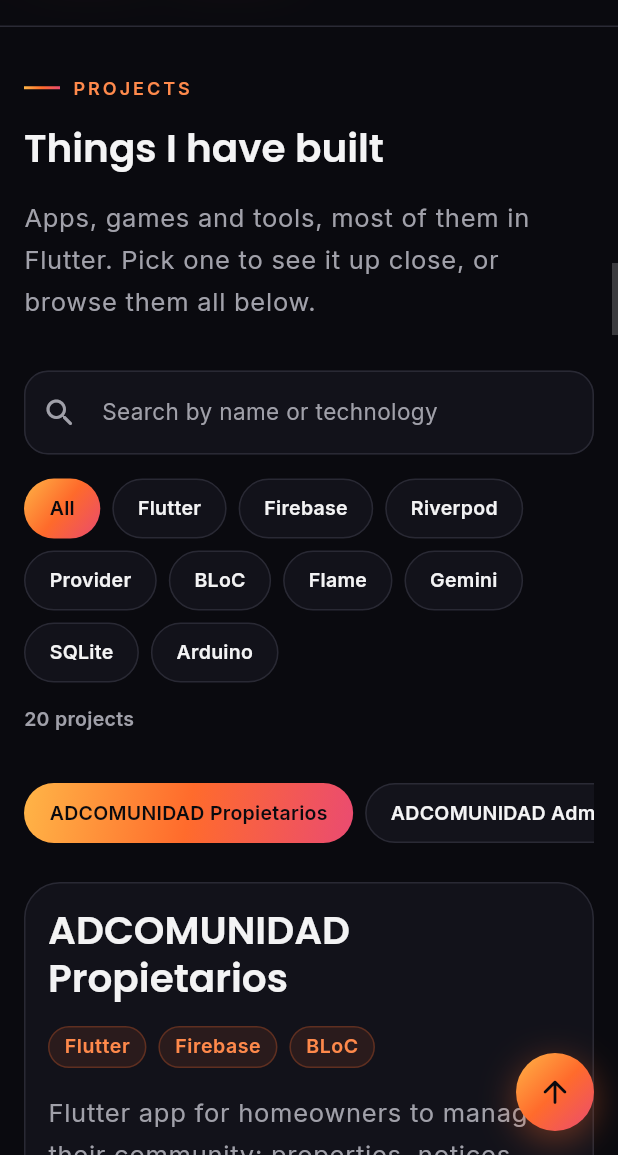
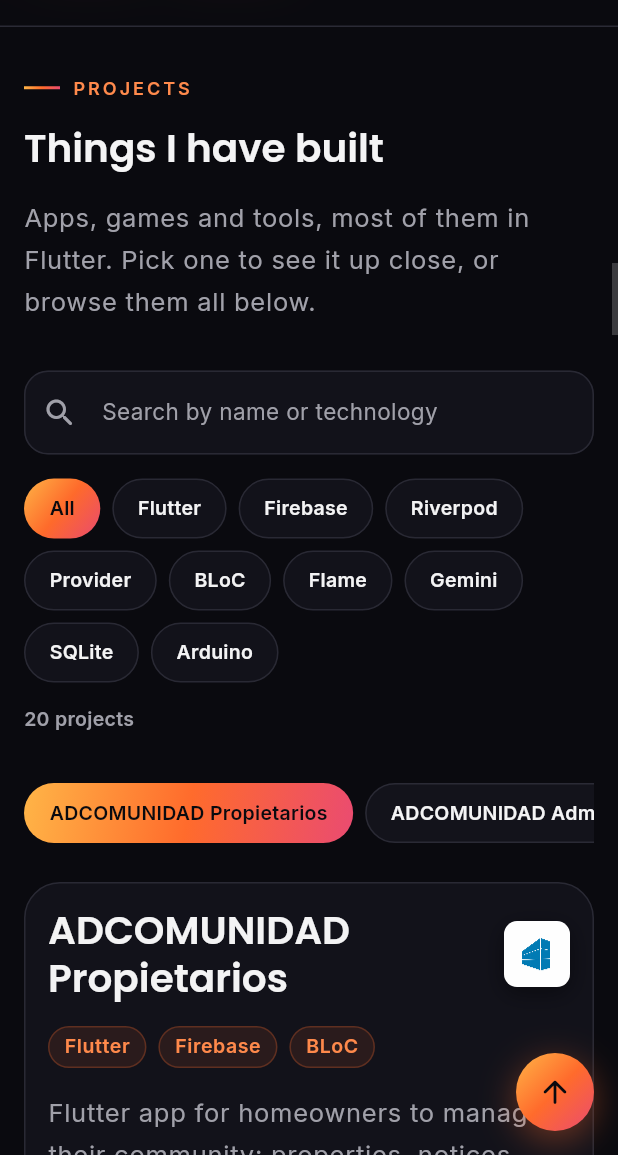
Before and after one commit to Sermio/Portfolio, a Flutter app: the screen it shows after launch, after a tap on "View projects", on a phone screen of 412 x 824 dp, the part 81-1236 px from its top. Run offline on Flutter 3.47's test engine with Material 3 defaults, Android fonts, the phone set to English and light mode, and no system bars; our stand-ins replace animate_do, font_awesome_flutter, google_fonts.

Commit message:
feat: app icons on project cards and showcase, linked to Google Play when published

```diff
--- a/lib/components/project_card.dart
+++ b/lib/components/project_card.dart
@@ -6,6 +6,7 @@ import 'package:portfolio/theme/app_colors.dart';
 import 'package:portfolio/theme/app_layout.dart';
 import 'package:portfolio/utils/project_search.dart';
 import 'package:portfolio/widgets/glass_card.dart';
+import 'package:portfolio/widgets/project_icon.dart';
 import 'package:portfolio/widgets/tech_chip.dart';
 
 /// Compact project tile: browsable screenshots, name, technologies and a short
@@ -69,10 +70,19 @@ class ProjectCard extends StatelessWidget {
                     ),
                     // Arrows bring the next photo to the middle; tapping the
                     // middle photo selects the project like the rest of the card.
-                    child: CoverFlowCarousel(
-                      images: project.images,
-                      projectName: project.name,
-                      onCenterTap: onTap,
+                    child: Stack(
+                      children: [
+                        CoverFlowCarousel(
+                          images: project.images,
+                          projectName: project.name,
+                          onCenterTap: onTap,
+                        ),
+                        Positioned(
+                          right: AppSpacing.md,
+                          bottom: AppSpacing.md,
+                          child: ProjectIcon(project: project),
+                        ),
+                      ],
                     ),
                   ),
                 ),
--- a/lib/components/project_showcase.dart
+++ b/lib/components/project_showcase.dart
@@ -9,6 +9,7 @@ import 'package:portfolio/theme/app_colors.dart';
 import 'package:portfolio/theme/app_layout.dart';
 import 'package:portfolio/utils/links.dart';
 import 'package:portfolio/utils/project_search.dart';
+import 'package:portfolio/widgets/project_icon.dart';
 import 'package:portfolio/widgets/tech_chip.dart';
 
 /// Large stage for one project: title, technologies, description, actions and
@@ -53,10 +54,20 @@ class ProjectShowcase extends StatelessWidget {
             child: Column(
               crossAxisAlignment: CrossAxisAlignment.start,
               children: [
-                Text(project.name,
-                    style: size.isMobile
-                        ? textTheme.headlineSmall
-                        : textTheme.headlineMedium),
+                Row(
+                  children: [
+                    Flexible(
+                      child: Text(project.name,
+                          style: size.isMobile
+                              ? textTheme.headlineSmall
+                              : textTheme.headlineMedium),
+                    ),
+                    if (project.icon != null) ...[
+                      const SizedBox(width: AppSpacing.md),
+                      ProjectIcon(project: project, size: 44),
+                    ],
+                  ],
+                ),
                 const SizedBox(height: AppSpacing.md),
                 Wrap(
                   spacing: AppSpacing.sm,
--- a/lib/data/data.dart
+++ b/lib/data/data.dart
@@ -136,19 +136,26 @@ final projectList = <Project>[
       description:
           "Flutter app for homeowners to manage their community: properties, notices, receipts and accounting with charts, meetings, contracts, documents with a PDF viewer, consumption and contact with the administrator. Push notifications by topic with Firebase Cloud Messaging, biometric login, adjustable text size and 7 languages. Clean Architecture with BLoC and GetIt, tested with mockito and bloc_test. Built on my own for the ADSOLUCIONES platform.",
       link: "https://github.com/Sermio/AppPropietarios_private",
-      images: _screenshots("ADCOMUNIDADPropietarios", 8)),
+      images: _screenshots("ADCOMUNIDADPropietarios", 8),
+      icon: "assets/icons/adcomunidad_propietarios.png",
+      playStoreUrl:
+          "https://play.google.com/store/apps/details?id=com.adcomunidad.app_propietarios"),
   Project(
       name: "ADCOMUNIDAD Administradores",
       description:
           "Flutter app for property administrators to manage several communities from one place: properties, owners, suppliers, contracts and notices with attachments. Messaging through WhatsApp, phone call or email, incoming call detection that identifies the owner or supplier, and push notifications with Firebase Cloud Messaging. Same Clean Architecture, BLoC and design system as the owners' app, in 7 languages.",
       link: "https://github.com/Sermio/AppAdministradores_private",
-      images: _screenshots("ADCOMUNIDADAdministradores", 7)),
+      images: _screenshots("ADCOMUNIDADAdministradores", 7),
+      icon: "assets/icons/adcomunidad_administradores.jpg",
+      playStoreUrl:
+          "https://play.google.com/store/apps/details?id=com.adcomunidad.app_administradores"),
   Project(
       name: "VaCar",
       description:
           "Multi-tenant SaaS built with Flutter and Firebase for livestock veterinary clinics. Office staff create field work orders, vets mark when they are on the way, complete visits with notes and treatments, collect on-screen signatures and generate PDF invoices and delivery notes. Includes a team chat with voice notes, push notifications with Cloud Functions, roles via Firebase Auth custom claims (super-admin, admin, vet, office), staff licences per plan and clinic statistics. Architecture: Riverpod with MVVM and repositories.",
       link: "https://github.com/Sermio/VaCar",
-      images: _screenshots("VetApp", 9)),
+      images: _screenshots("VetApp", 9),
+      icon: "assets/icons/vetapp.webp"),
   Project(
       name: "impoWallet",
       description:
@@ -160,7 +167,10 @@ final projectList = <Project>[
       description:
           "The Monster Hunter Assistant is a mobile application developed in Flutter that allows users to explore and discover information about monsters and decorations from the popular game Monster Hunter Wilds. The app features an intuitive interface that enables users to easily access details about the monsters, their abilities, and the game maps.",
       link: "https://github.com/Sermio/MHWilds_App",
-      images: _screenshots("MHWilds", 13)),
+      images: _screenshots("MHWilds", 13),
+      icon: "assets/icons/mhwilds.png",
+      playStoreUrl:
+          "https://play.google.com/store/apps/details?id=com.app.mhwilds_assistant"),
   // Project(
   //     name: "Fill Good / Hidromatic",
   //     description:
@@ -172,7 +182,8 @@ final projectList = <Project>[
       description:
           "Android app built with Flutter that photographs veterinary lab tickets (VetScan VS2), reads them on-device with OCR and appends each ticket as a row to an Excel workbook in OneDrive through Microsoft Graph. Microsoft sign-in with AppAuth and PKCE, OneDrive browser, batch and continuous scanning, guided correction of doubtful readings, pending drafts in secure storage and duplicate-safe retries. Covered by unit and widget tests.",
       link: "https://github.com/Sermio/Lab_scan",
-      images: _screenshots("LabScan", 4)),
+      images: _screenshots("LabScan", 4),
+      icon: "assets/icons/labscan.png"),
   // Project(
   //     name: "Bacttle",
   //     description:
@@ -184,13 +195,15 @@ final projectList = <Project>[
       description:
           "Match-3 bubble popping game built with Flutter, Flame and Riverpod. Endless campaign with procedurally themed chapters and bosses, special bubbles (line, colour and cross bombs, wildcards), ice, locks, stones and chests, daily challenge with streaks, an Expedition mode with charms, a shop with tools, selectable skins, tutorial and local saves.",
       link: "https://github.com/Sermio/bubble_game",
-      images: _screenshots("BubbleBlast", 5)),
+      images: _screenshots("BubbleBlast", 5),
+      icon: "assets/icons/bubbleblast.webp"),
   Project(
       name: "Cata",
       description:
           "Flutter and Firebase app to organise blind wine tastings. The organiser creates a tasting with the wines (alias, description, price and photo in Firebase Storage); participants rank them blind with comments, and once the tasting is closed everyone sees the aggregated ranking and can reveal the real labels. Provider for state, Cloud Firestore in real time and web deployment on Firebase Hosting.",
       link: "https://github.com/Sermio/wine_app",
-      images: _screenshots("WineApp", 6)),
+      images: _screenshots("WineApp", 6),
+      icon: "assets/icons/wine.webp"),
   Project(
       name: "Smart Climate Station",
       description:
@@ -202,7 +215,8 @@ final projectList = <Project>[
       description:
           "Minimalist recurring-task tracker built with Flutter. Daily, weekly and monthly tasks on a pending/completed board that renew automatically, completion statistics with motivational messages, searchable history, scheduled local notifications and seven languages. Data is stored locally on the device.",
       link: "https://github.com/Sermio/task_app",
-      images: _screenshots("LazyTasking", 6)),
+      images: _screenshots("LazyTasking", 6),
+      icon: "assets/icons/lazytasking.webp"),
   Project(
       name: "LiftTrack",
       description:
@@ -256,7 +270,10 @@ final projectList = <Project>[
       description:
           "The WorldShift Tribute Application, built with Flutter, is a tribute to the game WorldShift (2008), designed as a comprehensive interactive catalog of in-game items. It offers users an intuitive way to browse, search, and filter through a vast collection of equipment. With a strong emphasis on accuracy and usability, it allows for detailed item exploration, making it an invaluable tool for both casual players and dedicated strategists.",
       link: "https://github.com/Sermio/WD_filter",
-      images: _screenshots("Worldshift", 8)),
+      images: _screenshots("Worldshift", 8),
+      icon: "assets/icons/worldshift.png",
+      playStoreUrl:
+          "https://play.google.com/store/apps/details?id=com.smt_dev.worldshift_filter"),
   Project(
       name: "Diseños",
       description:
@@ -274,7 +291,10 @@ final projectList = <Project>[
       description:
           "The Subasta Forestal application, built with Flutter, is an intuitive technology platform designed for those interested in buying or selling wood. The visual design of the app was provided by the client to be followed accordingly.\n This application is aimed at both PROPERTY OWNERS (individuals and forestry communities) and BUYERS (self-employed individuals and companies).",
       link: "https://github.com/Sermio/Subasta_forestal",
-      images: _screenshots("SubastaForestal", 4, ext: "png")),
+      images: _screenshots("SubastaForestal", 4, ext: "png"),
+      icon: "assets/icons/subasta_forestal.png",
+      playStoreUrl:
+          "https://play.google.com/store/apps/details?id=note.sbs_app&hl=es_419"),
   Project(
       name: "Shoes",
       description:
--- a/lib/models/project_model.dart
+++ b/lib/models/project_model.dart
@@ -7,6 +7,8 @@ class Project {
     required this.description,
     required this.link,
     required this.images,
+    this.icon,
+    this.playStoreUrl,
   });
 
   final String name;
@@ -15,4 +17,10 @@ class Project {
   final String description;
   final String link;
   final List<String> images;
+
+  /// Asset path of the app icon (`assets/icons/<name>.png`), if any.
+  final String? icon;
+
+  /// Google Play page; only set for published apps.
+  final String? playStoreUrl;
 }
--- /dev/null
+++ b/lib/widgets/project_icon.dart
@@ -0,0 +1,63 @@
+import 'package:flutter/material.dart';
+import 'package:portfolio/models/project_model.dart';
+import 'package:portfolio/theme/app_colors.dart';
+import 'package:portfolio/utils/links.dart';
+
+/// App icon of [project]. Opens its Google Play page when it is published.
+/// Renders nothing when the project has no icon or the file is missing.
+class ProjectIcon extends StatelessWidget {
+  const ProjectIcon({super.key, required this.project, this.size = 56});
+
+  final Project project;
+  final double size;
+
+  @override
+  Widget build(BuildContext context) {
+    final icon = project.icon;
+    if (icon == null) return const SizedBox.shrink();
+
+    final storeUrl = project.playStoreUrl;
+    final image = DecoratedBox(
+      decoration: BoxDecoration(
+        borderRadius: BorderRadius.circular(size * 0.22),
+        border: Border.all(color: AppColors.border),
+        boxShadow: [
+          BoxShadow(
+            color: Colors.black.withValues(alpha: 0.4),
+            blurRadius: 12,
+            offset: const Offset(0, 4),
+          ),
+        ],
+      ),
+      child: ClipRRect(
+        borderRadius: BorderRadius.circular(size * 0.22 - 1),
+        child: Image.asset(
+          icon,
+          width: size,
+          height: size,
+          fit: BoxFit.cover,
+          cacheWidth: (size * MediaQuery.devicePixelRatioOf(context)).round(),
+          semanticLabel: '${project.name} app icon',
+          errorBuilder: (_, __, ___) => SizedBox.square(dimension: size),
+        ),
+      ),
+    );
+    if (storeUrl == null) return image;
+
+    return Semantics(
+      button: true,
+      label: 'Get ${project.name} on Google Play',
+      child: Tooltip(
+        message: 'Get it on Google Play',
+        child: MouseRegion(
+          cursor: SystemMouseCursors.click,
+          child: GestureDetector(
+            behavior: HitTestBehavior.opaque,
+            onTap: () => openLink(Uri.parse(storeUrl)),
+            child: image,
+          ),
+        ),
+      ),
+    );
+  }
+}
--- a/pubspec.yaml
+++ b/pubspec.yaml
@@ -62,6 +62,7 @@ flutter:
   # To add assets to your application, add an assets section, like this:
   assets:
     - assets/images/img.png
+    - assets/icons/
     - assets/images/
     - assets/images/ADCOMUNIDADAdministradores/
     - assets/images/ADCOMUNIDADPropietarios/
```
Also changed, not shown: assets/icons/adcomunidad_administradores.jpg (added), assets/icons/adcomunidad_propietarios.png (added), assets/icons/bubbleblast.webp (added), assets/icons/labscan.png (added), assets/icons/lazytasking.webp (added), assets/icons/mhwilds.png (added), assets/icons/qrscan.webp (added), assets/icons/subasta_forestal.png (added), assets/icons/vetapp.webp (added), assets/icons/wine.webp (added), assets/icons/worldshift.png (added), 2 other files.
